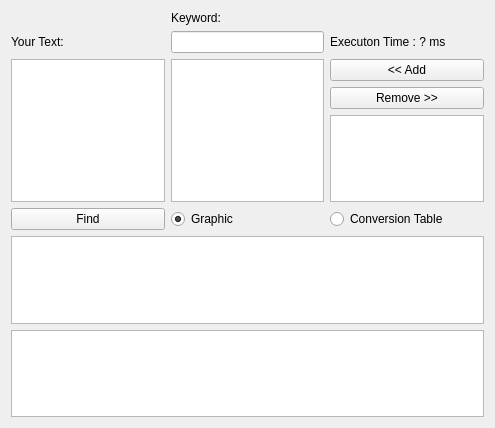
Before: the Qt Designer form mainwindow.ui in IdeasStorm/Automata-Project, drawn with Qt 5.
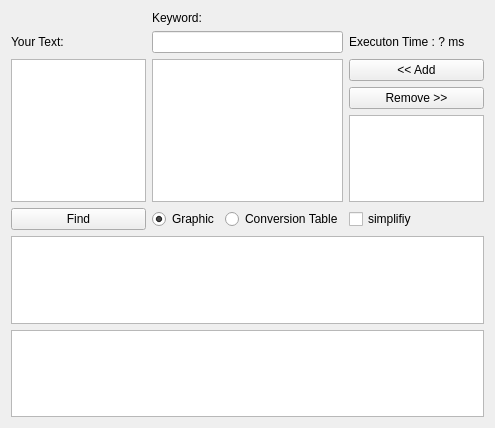
After: the same form once the commit is applied. Custom widgets are drawn as their Qt base class.

Patch:
```diff
--- a/mainwindow.ui
+++ b/mainwindow.ui
@@ -31,27 +31,27 @@
     <item row="2" column="0" rowspan="3" colspan="2">
      <widget class="QPlainTextEdit" name="plainTextEdit"/>
     </item>
-    <item row="2" column="2" rowspan="3">
+    <item row="2" column="2" rowspan="3" colspan="2">
      <widget class="QListWidget" name="listWidget"/>
     </item>
-    <item row="5" column="0" colspan="2">
+    <item row="6" column="0" colspan="2">
      <widget class="QPushButton" name="pushButton_3">
       <property name="text">
        <string>Find</string>
       </property>
      </widget>
     </item>
-    <item row="1" column="2">
+    <item row="1" column="2" colspan="2">
      <widget class="QLineEdit" name="lineEdit"/>
     </item>
-    <item row="2" column="3">
+    <item row="2" column="4">
      <widget class="QPushButton" name="pushButton">
       <property name="text">
        <string>&lt;&lt; Add</string>
       </property>
      </widget>
     </item>
-    <item row="3" column="3">
+    <item row="3" column="4">
      <widget class="QPushButton" name="pushButton_2">
       <property name="text">
        <string>Remove &gt;&gt;</string>
@@ -71,13 +71,13 @@
       </property>
      </widget>
     </item>
-    <item row="4" column="3">
+    <item row="4" column="4">
      <widget class="QListWidget" name="OutPut"/>
     </item>
-    <item row="7" column="0" colspan="4">
+    <item row="8" column="0" colspan="5">
      <widget class="GraphWidget" name="graphicsView"/>
     </item>
-    <item row="5" column="2">
+    <item row="6" column="2">
      <widget class="QRadioButton" name="radioButton">
       <property name="text">
        <string>Graphic</string>
@@ -87,23 +87,30 @@
       </property>
      </widget>
     </item>
-    <item row="5" column="3">
-     <widget class="QRadioButton" name="radioButton_2">
-      <property name="text">
-       <string>Conversion Table</string>
-      </property>
-     </widget>
-    </item>
-    <item row="8" column="0" colspan="4">
+    <item row="9" column="0" colspan="5">
      <widget class="QTableWidget" name="tableWidget"/>
     </item>
-    <item row="1" column="3">
+    <item row="1" column="4">
      <widget class="QLabel" name="label_3">
       <property name="text">
        <string>Executon Time : ? ms</string>
       </property>
      </widget>
     </item>
+    <item row="6" column="4">
+     <widget class="QCheckBox" name="checkBox">
+      <property name="text">
+       <string>simplifiy</string>
+      </property>
+     </widget>
+    </item>
+    <item row="6" column="3">
+     <widget class="QRadioButton" name="radioButton_2">
+      <property name="text">
+       <string>Conversion Table</string>
+      </property>
+     </widget>
+    </item>
    </layout>
   </widget>
  </widget>
```
